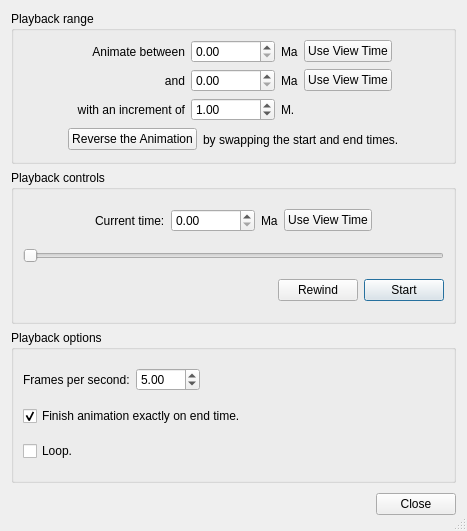
This is src/qt-widgets/AnimateDialogUi.ui in GPlates/GPlates as Qt 5 draws it before an edit. The edited form follows.
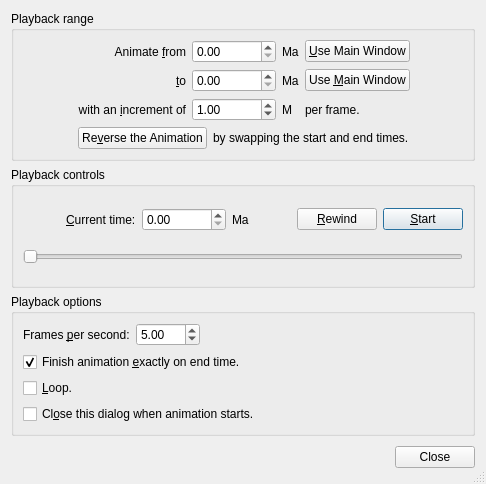
This is the edited form. Icons and pictures are not drawn.

The edit to the form file:
```diff
--- a/src/qt-widgets/AnimateDialogUi.ui
+++ b/src/qt-widgets/AnimateDialogUi.ui
@@ -5,8 +5,8 @@
    <rect>
     <x>0</x>
     <y>0</y>
-    <width>467</width>
-    <height>531</height>
+    <width>486</width>
+    <height>484</height>
    </rect>
   </property>
   <property name="windowTitle" >
@@ -30,11 +30,14 @@
         <item row="0" column="1" >
          <widget class="QLabel" name="label_1" >
           <property name="text" >
-           <string>Animate between</string>
+           <string>Animate &amp;from</string>
           </property>
           <property name="alignment" >
            <set>Qt::AlignRight|Qt::AlignTrailing|Qt::AlignVCenter</set>
           </property>
+          <property name="buddy" >
+           <cstring>widget_start_time</cstring>
+          </property>
          </widget>
         </item>
         <item row="0" column="2" >
@@ -49,12 +52,15 @@
           <property name="text" >
            <string>Ma</string>
           </property>
+          <property name="buddy" >
+           <cstring>widget_start_time</cstring>
+          </property>
          </widget>
         </item>
         <item row="0" column="4" >
          <widget class="QPushButton" name="button_Use_View_Time_start_time" >
           <property name="text" >
-           <string>Use View Time</string>
+           <string>&amp;Use Main Window</string>
           </property>
           <property name="autoDefault" >
            <bool>false</bool>
@@ -64,11 +70,14 @@
         <item row="1" column="1" >
          <widget class="QLabel" name="label_2" >
           <property name="text" >
-           <string>and</string>
+           <string>&amp;to</string>
           </property>
           <property name="alignment" >
            <set>Qt::AlignRight|Qt::AlignTrailing|Qt::AlignVCenter</set>
           </property>
+          <property name="buddy" >
+           <cstring>widget_end_time</cstring>
+          </property>
          </widget>
         </item>
         <item row="1" column="2" >
@@ -83,12 +92,15 @@
           <property name="text" >
            <string>Ma</string>
           </property>
+          <property name="buddy" >
+           <cstring>widget_end_time</cstring>
+          </property>
          </widget>
         </item>
         <item row="1" column="4" >
          <widget class="QPushButton" name="button_Use_View_Time_end_time" >
           <property name="text" >
-           <string>Use View Time</string>
+           <string>Use &amp;Main Window</string>
           </property>
           <property name="autoDefault" >
            <bool>false</bool>
@@ -98,11 +110,14 @@
         <item row="2" column="1" >
          <widget class="QLabel" name="label_5" >
           <property name="text" >
-           <string>with an increment of</string>
+           <string>with an &amp;increment of</string>
           </property>
           <property name="alignment" >
            <set>Qt::AlignRight|Qt::AlignTrailing|Qt::AlignVCenter</set>
           </property>
+          <property name="buddy" >
+           <cstring>widget_time_increment</cstring>
+          </property>
          </widget>
         </item>
         <item row="2" column="2" >
@@ -124,7 +139,10 @@
         <item row="2" column="3" >
          <widget class="QLabel" name="label_time_increment_units" >
           <property name="text" >
-           <string>M.</string>
+           <string>M</string>
+          </property>
+          <property name="buddy" >
+           <cstring>widget_time_increment</cstring>
           </property>
          </widget>
         </item>
@@ -154,6 +172,13 @@
           </property>
          </spacer>
         </item>
+        <item row="2" column="4" >
+         <widget class="QLabel" name="label_increment_is_per_frame" >
+          <property name="text" >
+           <string>per frame.</string>
+          </property>
+         </widget>
+        </item>
        </layout>
       </item>
       <item>
@@ -174,7 +199,7 @@
         <item>
          <widget class="QPushButton" name="button_Reverse_the_Animation" >
           <property name="text" >
-           <string>Reverse the Animation</string>
+           <string>Re&amp;verse the Animation</string>
           </property>
          </widget>
         </item>
@@ -183,6 +208,9 @@
           <property name="text" >
            <string>by swapping the start and end times.</string>
           </property>
+          <property name="buddy" >
+           <cstring>button_Reverse_the_Animation</cstring>
+          </property>
          </widget>
         </item>
         <item>
@@ -242,7 +270,10 @@
         <item>
          <widget class="QLabel" name="label_current_time" >
           <property name="text" >
-           <string>Current time:</string>
+           <string>&amp;Current time:</string>
+          </property>
+          <property name="buddy" >
+           <cstring>widget_current_time</cstring>
           </property>
          </widget>
         </item>
@@ -258,57 +289,11 @@
           <property name="text" >
            <string>Ma</string>
           </property>
-         </widget>
-        </item>
-        <item>
-         <widget class="QPushButton" name="button_Use_View_Time_current_time" >
-          <property name="text" >
-           <string>Use View Time</string>
+          <property name="buddy" >
+           <cstring>widget_current_time</cstring>
           </property>
-          <property name="autoDefault" >
-           <bool>false</bool>
-          </property>
          </widget>
         </item>
-        <item>
-         <spacer>
-          <property name="orientation" >
-           <enum>Qt::Horizontal</enum>
-          </property>
-          <property name="sizeHint" >
-           <size>
-            <width>40</width>
-            <height>20</height>
-           </size>
-          </property>
-         </spacer>
-        </item>
-       </layout>
-      </item>
-      <item>
-       <widget class="QSlider" name="slider_current_time" >
-        <property name="orientation" >
-         <enum>Qt::Horizontal</enum>
-        </property>
-       </widget>
-      </item>
-      <item>
-       <layout class="QHBoxLayout" >
-        <property name="spacing" >
-         <number>6</number>
-        </property>
-        <property name="leftMargin" >
-         <number>0</number>
-        </property>
-        <property name="topMargin" >
-         <number>0</number>
-        </property>
-        <property name="rightMargin" >
-         <number>0</number>
-        </property>
-        <property name="bottomMargin" >
-         <number>0</number>
-        </property>
         <item>
          <spacer>
           <property name="orientation" >
@@ -328,7 +313,16 @@
            <bool>true</bool>
           </property>
           <property name="text" >
-           <string>Rewind</string>
+           <string>&amp;Rewind</string>
+          </property>
+          <property name="icon" >
+           <iconset resource="../qt-resources/qt_widgets.qrc" >:/gnome_media_skip_backward_22.png</iconset>
+          </property>
+          <property name="iconSize" >
+           <size>
+            <width>22</width>
+            <height>22</height>
+           </size>
           </property>
           <property name="autoDefault" >
            <bool>false</bool>
@@ -338,7 +332,16 @@
         <item>
          <widget class="QPushButton" name="button_Start" >
           <property name="text" >
-           <string>Start</string>
+           <string>&amp;Start</string>
+          </property>
+          <property name="icon" >
+           <iconset resource="../qt-resources/qt_widgets.qrc" >:/gnome_media_playback_start_22.png</iconset>
+          </property>
+          <property name="iconSize" >
+           <size>
+            <width>22</width>
+            <height>22</height>
+           </size>
           </property>
           <property name="autoDefault" >
            <bool>true</bool>
@@ -350,6 +353,13 @@
         </item>
        </layout>
       </item>
+      <item>
+       <widget class="QSlider" name="slider_current_time" >
+        <property name="orientation" >
+         <enum>Qt::Horizontal</enum>
+        </property>
+       </widget>
+      </item>
      </layout>
     </widget>
    </item>
@@ -379,7 +389,10 @@
         <item>
          <widget class="QLabel" name="label_Frames_per_second" >
           <property name="text" >
-           <string>Frames per second:</string>
+           <string>Frames &amp;per second:</string>
+          </property>
+          <property name="buddy" >
+           <cstring>widget_Frames_per_second</cstring>
           </property>
          </widget>
         </item>
@@ -414,7 +427,7 @@
       <item>
        <widget class="QCheckBox" name="checkbox_Finish_animation_on_end_time" >
         <property name="text" >
-         <string>Finish animation exactly on end time.</string>
+         <string>Finish animation &amp;exactly on end time.</string>
         </property>
         <property name="checked" >
          <bool>true</bool>
@@ -424,7 +437,14 @@
       <item>
        <widget class="QCheckBox" name="checkbox_Loop" >
         <property name="text" >
-         <string>Loop.</string>
+         <string>&amp;Loop.</string>
+        </property>
+       </widget>
+      </item>
+      <item>
+       <widget class="QCheckBox" name="checkbox_Close_dialog_when_animation_starts" >
+        <property name="text" >
+         <string>Cl&amp;ose this dialog when animation starts.</string>
         </property>
        </widget>
       </item>
```
Left out of the diff: 1 changed line with no effect on the pictures.
